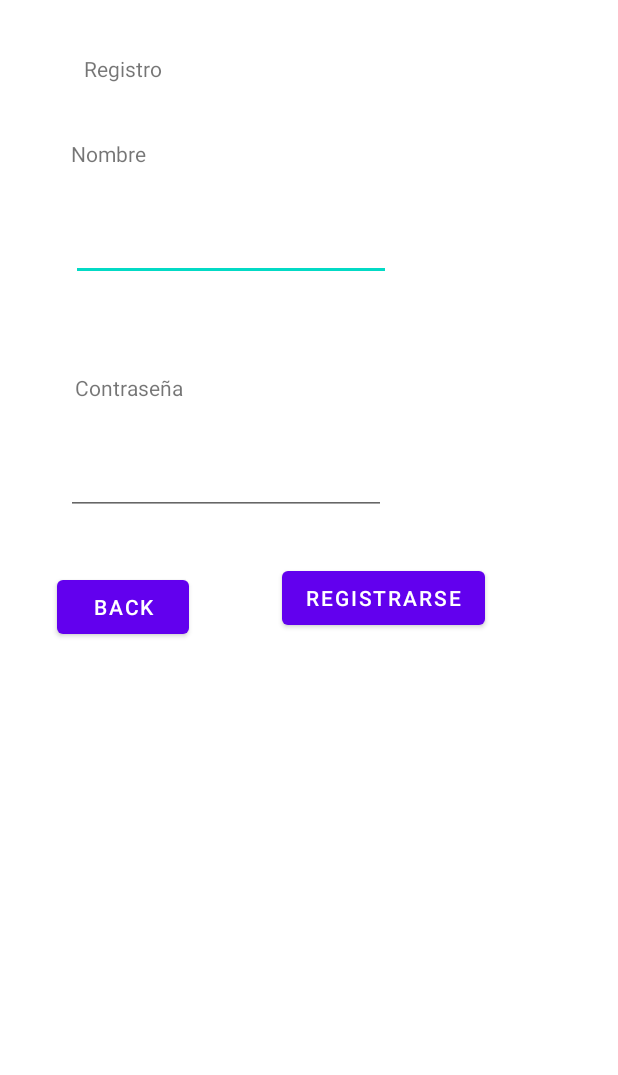
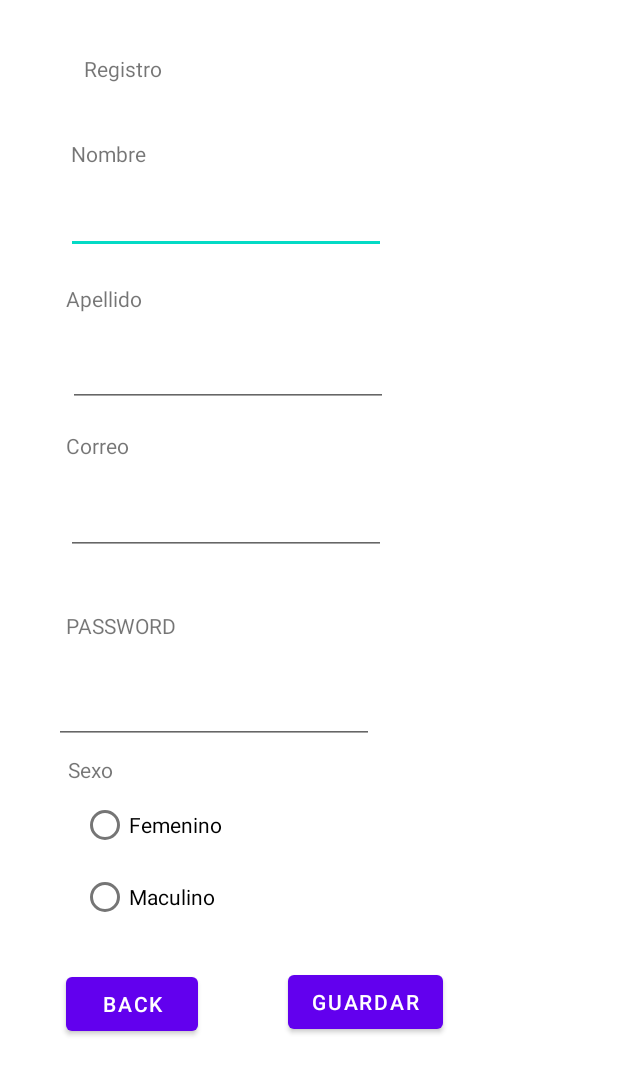
Before and after one commit to Eedal/Android-taller1, an Android app: the layout activity_register.xml on its own in the app's theme, with its tools: preview values and no code run, on a phone screen of 412 x 824 dp. Shown: the top 1075 px of the screen. Run offline under Robolectric (Android 15) with nearby library versions, the phone set to English and light mode, and no system bars.

Commit message:
Arreglo modelo

```diff
--- a/app/src/main/java/com/example/tallerunimaguno/MainActivity.java
+++ b/app/src/main/java/com/example/tallerunimaguno/MainActivity.java
@@ -65,15 +65,18 @@ public class MainActivity extends AppCompatActivity implements View.OnClickListe
             this.Users.clear();
             this.Users = UsersAux;
         }
-        for (models.User User: Users)
+        for (models.User User: Users) {
             Log.d("User", User.getName());
+            Log.d("Apellido", User.getLastname());
+            Log.d("Passwrod", User.getPassword());
 
+        }
 
     }
 
     public void UsersSeeders(Integer units, String name){
         for (int i = 0; i < units ; i++){
-            Users.add(new User(name+ String.valueOf(i+1), name+ String.valueOf(i+1)));
+            Users.add(new User(name+ String.valueOf(i+1), name+ String.valueOf(i+1), "Prueba", "holasoy@gmail.com"));
         }
     }
     public void checksBoxListener(){
--- a/app/src/main/java/com/example/tallerunimaguno/RegisterActivity.java
+++ b/app/src/main/java/com/example/tallerunimaguno/RegisterActivity.java
@@ -17,7 +17,7 @@ import models.User;
 
 public class RegisterActivity extends AppCompatActivity implements View.OnClickListener {
 
-    EditText user, password;
+    EditText user, password, lastname, email;
     Button back, register;
     ArrayList<User> Users = new ArrayList<User>();
     @Override
@@ -25,6 +25,8 @@ public class RegisterActivity extends AppCompatActivity implements View.OnClickL
         super.onCreate(savedInstanceState);
         setContentView(R.layout.activity_register);
         user = findViewById(R.id.user);
+        lastname= findViewById(R.id.lastname);
+        email= findViewById(R.id.email);
         password = findViewById(R.id.password);
         back = findViewById(R.id.btnBack);
         register = findViewById(R.id.btnRegister);
@@ -64,7 +66,7 @@ public class RegisterActivity extends AppCompatActivity implements View.OnClickL
                 }else if(existUser(user.getText().toString())){
                     Toast.makeText(getApplicationContext(), "Este usuario ya se encuentra registrado", Toast.LENGTH_LONG).show();
                 }else{
-                    this.Users.add(UserController.store(user.getText().toString(), password.getText().toString()));
+                    this.Users.add(UserController.store(user.getText().toString(), password.getText().toString(), lastname.getText().toString(), email.getText().toString()));
                     Toast.makeText(getApplicationContext(), "Usuario registrado con exito", Toast.LENGTH_LONG).show();
                 }
                 break;
--- a/app/src/main/java/controllers/UserController.java
+++ b/app/src/main/java/controllers/UserController.java
@@ -3,8 +3,8 @@ import models.User;
 public class UserController {
 
 
-    public static  User store(String name, String password){
-        return new User(name, password);
+    public static  User store(String name, String password, String lastname, String email){
+        return new User(name, password, lastname,email);
     }
 
 
--- a/app/src/main/java/models/User.java
+++ b/app/src/main/java/models/User.java
@@ -4,10 +4,14 @@ import java.io.Serializable;
 
 public class User implements Serializable {
     private String name;
+    private String lastname;
+    private String email;
     private String password;
 
-    public User(String name, String password) {
+    public User(String name, String password, String lastname, String email) {
         this.name = name;
+        this.lastname=lastname;
+        this.email=email;
         this.password = password;
     }
 
@@ -15,6 +19,22 @@ public class User implements Serializable {
     public User(){
         this.name = "";
         this.password = "";
+    }
+
+    public String getLastname() {
+        return lastname;
+    }
+
+    public void setLastname(String lastname) {
+        this.lastname = lastname;
+    }
+
+    public String getEmail() {
+        return email;
+    }
+
+    public void setEmail(String email) {
+        this.email = email;
     }
 
     public String getName() {
--- a/app/src/main/res/layout/activity_register.xml
+++ b/app/src/main/res/layout/activity_register.xml
@@ -30,8 +30,8 @@
         android:id="@+id/user"
         android:layout_width="wrap_content"
         android:layout_height="wrap_content"
-        android:layout_marginStart="47dp"
-        android:layout_marginTop="30dp"
+        android:layout_marginStart="44dp"
+        android:layout_marginTop="12dp"
         android:ems="10"
         android:inputType="textPersonName"
         app:layout_constraintStart_toStartOf="parent"
@@ -41,18 +41,19 @@
         android:id="@+id/textViewPassword"
         android:layout_width="wrap_content"
         android:layout_height="wrap_content"
-        android:layout_marginStart="50dp"
-        android:layout_marginTop="61dp"
+        android:layout_marginStart="44dp"
+        android:layout_marginTop="37dp"
         android:text="Contraseña"
         app:layout_constraintStart_toStartOf="parent"
-        app:layout_constraintTop_toBottomOf="@+id/user" />
+        app:layout_constraintTop_toBottomOf="@+id/email"
+        tools:text="@string/password" />
 
     <EditText
         android:id="@+id/password"
         android:layout_width="wrap_content"
         android:layout_height="wrap_content"
-        android:layout_marginStart="44dp"
-        android:layout_marginTop="30dp"
+        android:layout_marginStart="36dp"
+        android:layout_marginTop="24dp"
         android:ems="10"
         android:inputType="textPassword"
         app:layout_constraintStart_toStartOf="parent"
@@ -62,20 +63,99 @@
         android:id="@+id/btnBack"
         android:layout_width="wrap_content"
         android:layout_height="wrap_content"
-        android:layout_marginStart="38dp"
-        android:layout_marginTop="37dp"
+        android:layout_marginStart="44dp"
+        android:layout_marginTop="23dp"
         android:text="Back"
         app:layout_constraintStart_toStartOf="parent"
-        app:layout_constraintTop_toBottomOf="@+id/password" />
+        app:layout_constraintTop_toBottomOf="@+id/group_sexo" />
 
     <Button
         android:id="@+id/btnRegister"
         android:layout_width="wrap_content"
         android:layout_height="wrap_content"
-        android:layout_marginStart="62dp"
-        android:layout_marginTop="31dp"
-        android:text="Registrarse"
+        android:layout_marginStart="60dp"
+        android:layout_marginTop="148dp"
+        android:text="Guardar"
         app:layout_constraintStart_toEndOf="@+id/btnBack"
         app:layout_constraintTop_toBottomOf="@+id/password" />
 
+    <TextView
+        android:id="@+id/textView7"
+        android:layout_width="wrap_content"
+        android:layout_height="wrap_content"
+        android:layout_marginStart="44dp"
+        android:layout_marginTop="20dp"
+        android:text="@string/lastname"
+        app:layout_constraintStart_toStartOf="parent"
+        app:layout_constraintTop_toBottomOf="@+id/user"
+        tools:text="@string/lastname" />
+
+    <EditText
+        android:id="@+id/lastname"
+        android:layout_width="wrap_content"
+        android:layout_height="wrap_content"
+        android:layout_marginStart="45dp"
+        android:layout_marginTop="17dp"
+        android:ems="10"
+        android:inputType="textPersonName"
+        app:layout_constraintStart_toStartOf="parent"
+        app:layout_constraintTop_toBottomOf="@+id/textView7" />
+
+    <TextView
+        android:id="@+id/textView8"
+        android:layout_width="wrap_content"
+        android:layout_height="wrap_content"
+        android:layout_marginStart="44dp"
+        android:layout_marginTop="16dp"
+        android:text="@string/email"
+        app:layout_constraintStart_toStartOf="parent"
+        app:layout_constraintTop_toBottomOf="@+id/lastname"
+        tools:text="@string/email" />
+
+    <EditText
+        android:id="@+id/email"
+        android:layout_width="wrap_content"
+        android:layout_height="wrap_content"
+        android:layout_marginStart="44dp"
+        android:layout_marginTop="18dp"
+        android:ems="10"
+        android:inputType="textPersonName"
+        app:layout_constraintStart_toStartOf="parent"
+        app:layout_constraintTop_toBottomOf="@+id/textView8" />
+
+    <RadioGroup
+        android:id="@+id/group_sexo"
+        android:layout_width="wrap_content"
+        android:layout_height="wrap_content"
+        android:layout_marginStart="54dp"
+        android:layout_marginTop="3dp"
+        app:layout_constraintStart_toStartOf="parent"
+        app:layout_constraintTop_toBottomOf="@+id/textView9">
+
+        <RadioButton
+            android:id="@+id/femenino"
+            android:layout_width="match_parent"
+            android:layout_height="wrap_content"
+            android:text="@string/femenino"
+            tools:text="@string/femenino" />
+
+        <RadioButton
+            android:id="@+id/masculino"
+            android:layout_width="match_parent"
+            android:layout_height="wrap_content"
+            android:text="@string/masculino"
+            tools:text="@string/masculino" />
+    </RadioGroup>
+
+    <TextView
+        android:id="@+id/textView9"
+        android:layout_width="wrap_content"
+        android:layout_height="wrap_content"
+        android:layout_marginStart="45dp"
+        android:layout_marginTop="7dp"
+        android:text="@string/sexo"
+        app:layout_constraintStart_toStartOf="parent"
+        app:layout_constraintTop_toBottomOf="@+id/password"
+        tools:text="@string/sexo" />
+
 </androidx.constraintlayout.widget.ConstraintLayout>
--- a/app/src/main/res/values/strings.xml
+++ b/app/src/main/res/values/strings.xml
@@ -20,4 +20,9 @@
     <string name="title_home">Home</string>
     <string name="title_dashboard">Dashboard</string>
     <string name="title_notifications">Notifications</string>
+    <string name="lastname">Apellido</string>
+    <string name="email">Correo</string>
+    <string name="masculino">Maculino</string>
+    <string name="femenino">Femenino</string>
+    <string name="sexo">Sexo</string>
 </resources>
```
